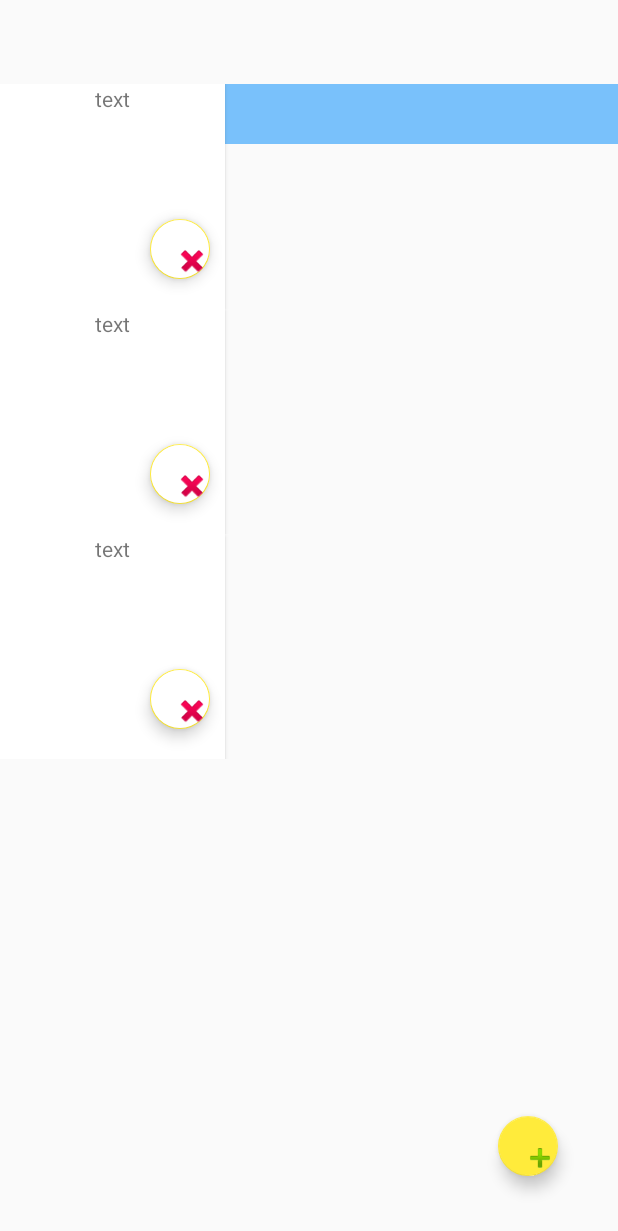
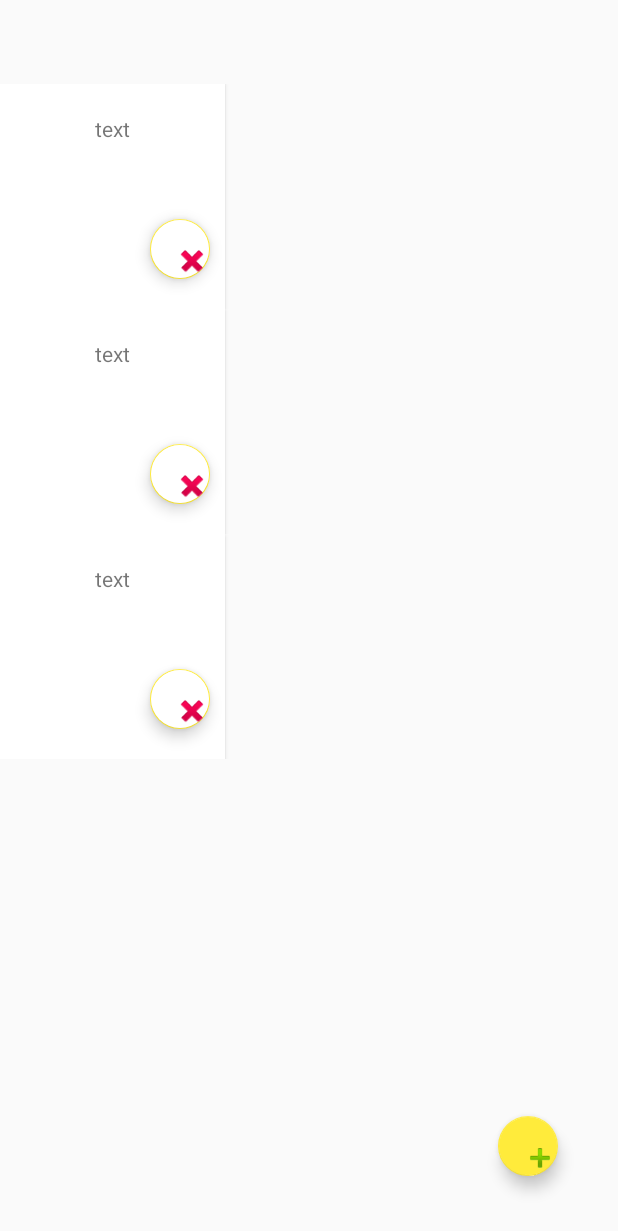
Before and after one commit to DinaShafeeva/AndroidHomeWork, an Android app: the layout activity_main.xml on its own in the app's theme, with its tools: preview values and no code run, on a phone screen of 412 x 824 dp. Shown: the top 1231 px of the screen. Run offline under Robolectric (Android 15) with nearby library versions, the phone set to English and light mode, and no system bars.

```diff
--- a/app/src/main/res/layout/activity_main.xml
+++ b/app/src/main/res/layout/activity_main.xml
@@ -6,14 +6,6 @@
         android:layout_height="match_parent"
         android:fitsSystemWindows="true"
         tools:context=".MainActivity">
-
-    <androidx.appcompat.widget.Toolbar
-            android:id="@+id/toolbar"
-            style="@style/Toolbar"
-            android:layout_width="match_parent"
-            android:layout_height="40dp">
-
-    </androidx.appcompat.widget.Toolbar>
 
     <RelativeLayout
             android:layout_width="match_parent"
--- a/app/src/main/res/layout/note_item.xml
+++ b/app/src/main/res/layout/note_item.xml
@@ -21,6 +21,7 @@
             <TextView
                     android:id="@+id/tv_title"
                     android:text="text"
+                    android:layout_marginTop="20dp"
                     android:layout_width="wrap_content"
                     android:layout_height="wrap_content"
                     android:layout_centerHorizontal="true" />
```
Also changed, not shown: app/src/main/java/com/example/androidhomework/SecondActivity.kt (+5 -3 lines).
